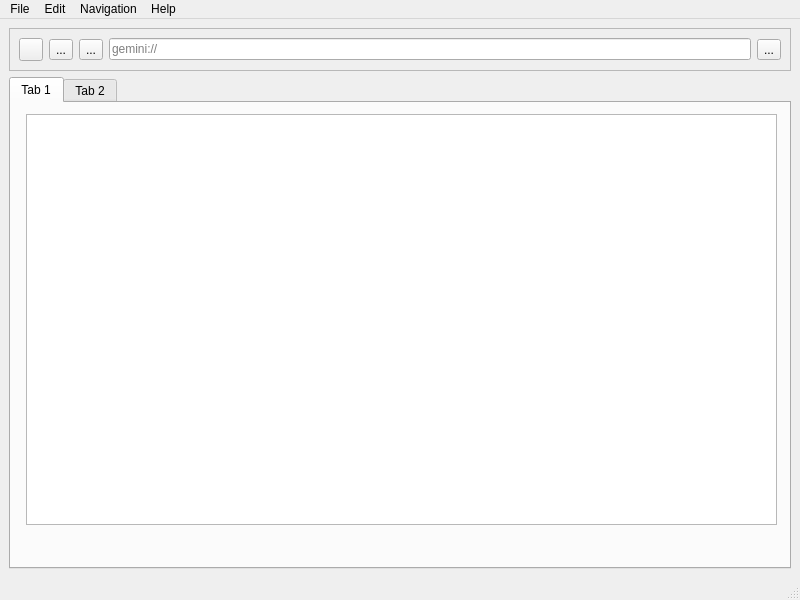
artwaw/GemBrowser, file src/Desktop/gembrowser.ui: the form before one commit.
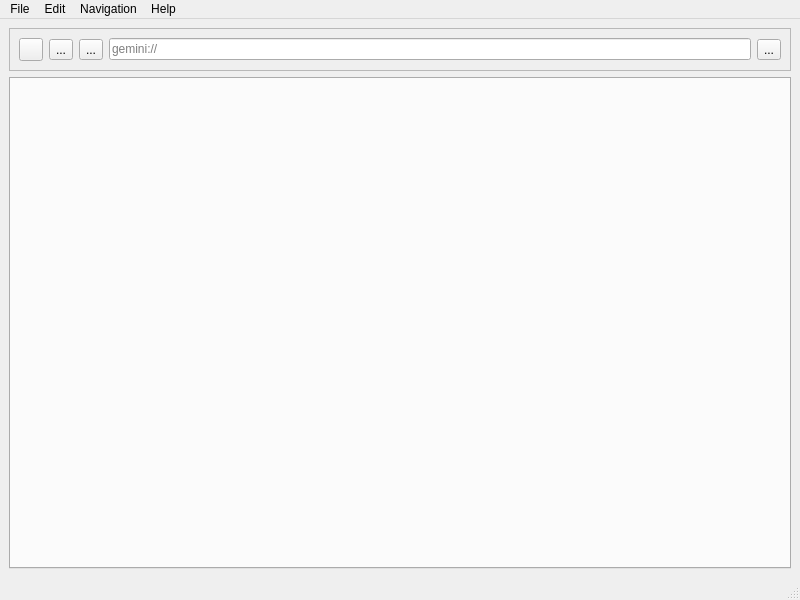
The form after the commit. Icons and pictures are not drawn.

What changed in the file:
```diff
--- a/src/Desktop/gembrowser.ui
+++ b/src/Desktop/gembrowser.ui
@@ -85,32 +85,15 @@
       <property name="currentIndex">
        <number>0</number>
       </property>
-      <widget class="QWidget" name="tab">
-       <attribute name="title">
-        <string>Tab 1</string>
-       </attribute>
-       <widget class="QTextBrowser" name="textBrowser">
-        <property name="geometry">
-         <rect>
-          <x>15</x>
-          <y>11</y>
-          <width>751</width>
-          <height>411</height>
-         </rect>
-        </property>
-        <property name="openExternalLinks">
-         <bool>false</bool>
-        </property>
-        <property name="openLinks">
-         <bool>false</bool>
-        </property>
-       </widget>
-      </widget>
-      <widget class="QWidget" name="tab_2">
-       <attribute name="title">
-        <string>Tab 2</string>
-       </attribute>
-      </widget>
+      <property name="usesScrollButtons">
+       <bool>true</bool>
+      </property>
+      <property name="tabsClosable">
+       <bool>true</bool>
+      </property>
+      <property name="movable">
+       <bool>true</bool>
+      </property>
      </widget>
     </item>
    </layout>
```
Left out of the diff: 53 changed lines with no effect on the pictures.
